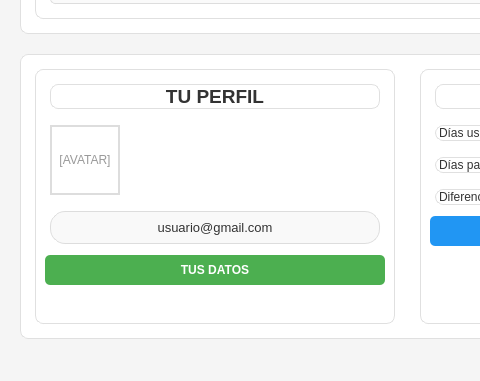
Old version of the form main_screen.ui in the repository Gerard6666/GymSync; both pictures show x 0 to 480 and y 419 to 800 of the 1200 by 800 pixel window.
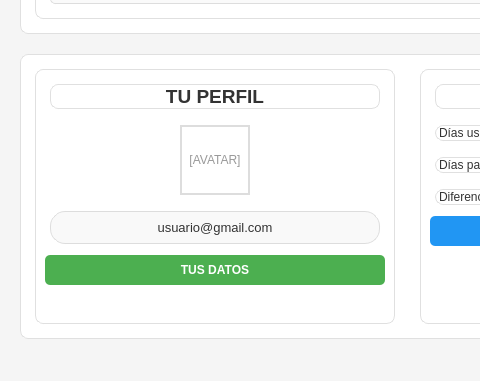
New version of the form.

Commit message: pantalla principal con rutinas, edicion de perfil y dias de progreso

```diff
--- a/main_screen.ui
+++ b/main_screen.ui
@@ -399,7 +399,7 @@
             </property>
            </widget>
           </item>
-          <item>
+          <item alignment="Qt::AlignHCenter">
            <widget class="QLabel" name="lbl_avatar_usuario">
             <property name="minimumSize">
              <size>
```
Left out of the diff: 152 changed lines with no effect on the pictures. The commit also changes 2 other files.
